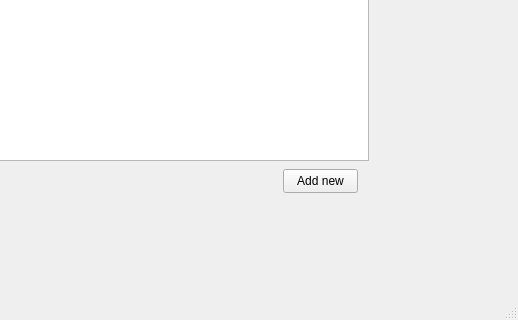
Qt form mainwindow.ui (colorpen2010/Realestate-UI) before a commit; both pictures show x 317 to 835 and y 311 to 631 of the 835 by 631 pixel window.
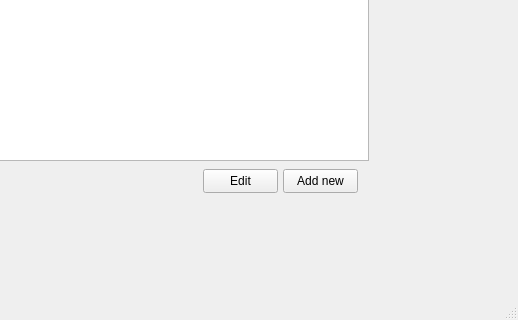
The same form after that commit.

The edit to the form file:
```diff
--- a/mainwindow.ui
+++ b/mainwindow.ui
@@ -52,6 +52,22 @@
      </property>
     </column>
    </widget>
+   <widget class="QPushButton" name="editor_button">
+    <property name="geometry">
+     <rect>
+      <x>520</x>
+      <y>480</y>
+      <width>75</width>
+      <height>24</height>
+     </rect>
+    </property>
+    <property name="cursor">
+     <cursorShape>PointingHandCursor</cursorShape>
+    </property>
+    <property name="text">
+     <string>Edit</string>
+    </property>
+   </widget>
   </widget>
   <widget class="QMenuBar" name="menubar">
    <property name="geometry">
```
Left out of the diff: 15 changed lines with no effect on the pictures.
